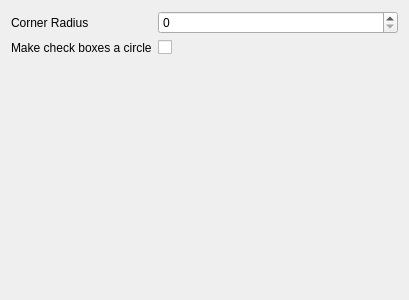
This is settings/lilacsettingsapp.ui in zalesyc/lilac as Qt 5 draws it before an edit. The edited form follows.
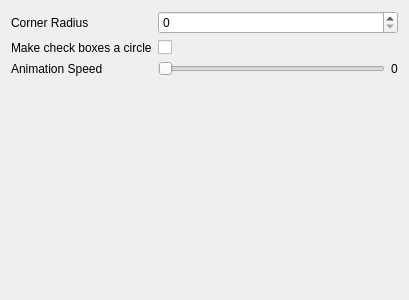
This is the edited form.

Commit message:
Add changable animation speed
- the speed can be changed from settings, if enabled, othervise it can be set in lilac.h
- the speed is not yet synchronised with the KDE global animation speed

```diff
--- a/settings/lilacsettingsapp.ui
+++ b/settings/lilacsettingsapp.ui
@@ -42,6 +42,34 @@
      </property>
     </widget>
    </item>
+   <item row="2" column="0">
+    <widget class="QLabel" name="animationSpeedLabel">
+     <property name="text">
+      <string>Animation Speed</string>
+     </property>
+    </widget>
+   </item>
+   <item row="2" column="1">
+    <layout class="QHBoxLayout" name="horizontalLayout">
+     <item>
+      <widget class="QSlider" name="animationSpeedSlider">
+       <property name="maximum">
+        <number>99</number>
+       </property>
+       <property name="orientation">
+        <enum>Qt::Orientation::Horizontal</enum>
+       </property>
+      </widget>
+     </item>
+     <item>
+      <widget class="QLabel" name="animationValue">
+       <property name="text">
+        <string>0</string>
+       </property>
+      </widget>
+     </item>
+    </layout>
+   </item>
   </layout>
  </widget>
  <resources/>
```
The commit also changes 6 other files.
